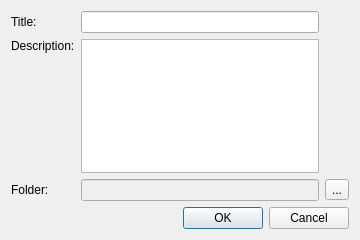
Old version of the form src/plugins/organisation/PMRWorkspacesWindow/src/pmrworkspaceswindownewworkspacedialog.ui in the repository opencor/opencor.
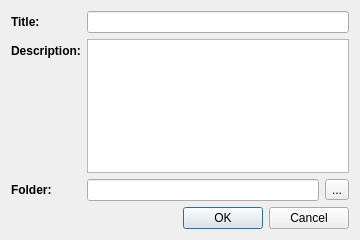
New version of the form.

Commit message: PMR Workspaces window: some work on making PR #1124 more in line with the rest of OpenCOR (#1141).

The edit to the form file:
```diff
--- a/src/plugins/organisation/PMRWorkspacesWindow/src/pmrworkspaceswindownewworkspacedialog.ui
+++ b/src/plugins/organisation/PMRWorkspacesWindow/src/pmrworkspaceswindownewworkspacedialog.ui
@@ -15,53 +15,68 @@
   </property>
   <layout class="QVBoxLayout" name="verticalLayout">
    <item>
-    <layout class="QGridLayout" name="gridLayout">
+    <layout class="QFormLayout" name="formLayout">
+     <property name="fieldGrowthPolicy">
+      <enum>QFormLayout::ExpandingFieldsGrow</enum>
+     </property>
      <item row="0" column="0">
-      <widget class="QLabel" name="label_title">
+      <widget class="QLabel" name="titleLabel">
+       <property name="font">
+        <font>
+         <weight>75</weight>
+         <bold>true</bold>
+        </font>
+       </property>
        <property name="text">
         <string>Title:</string>
        </property>
       </widget>
      </item>
      <item row="0" column="1">
-      <widget class="QLineEdit" name="title"/>
+      <widget class="QLineEdit" name="titleValue"/>
      </item>
      <item row="1" column="0">
-      <widget class="QLabel" name="label_description">
+      <widget class="QLabel" name="descriptionLabel">
+       <property name="font">
+        <font>
+         <weight>75</weight>
+         <bold>true</bold>
+        </font>
+       </property>
        <property name="text">
         <string>Description:</string>
        </property>
-       <property name="alignment">
-        <set>Qt::AlignLeading|Qt::AlignLeft|Qt::AlignTop</set>
-       </property>
       </widget>
      </item>
      <item row="1" column="1">
-      <widget class="QPlainTextEdit" name="description"/>
+      <widget class="QPlainTextEdit" name="descriptionValue"/>
      </item>
      <item row="2" column="0">
-      <widget class="QLabel" name="label_path">
+      <widget class="QLabel" name="folderLabel">
+       <property name="font">
+        <font>
+         <weight>75</weight>
+         <bold>true</bold>
+        </font>
+       </property>
        <property name="text">
         <string>Folder:</string>
        </property>
       </widget>
      </item>
      <item row="2" column="1">
-      <widget class="QLineEdit" name="path">
-       <property name="enabled">
-        <bool>false</bool>
-       </property>
-       <property name="readOnly">
-        <bool>false</bool>
-       </property>
-      </widget>
-     </item>
-     <item row="2" column="2">
-      <widget class="QToolButton" name="choosePath">
-       <property name="text">
-        <string>...</string>
-       </property>
-      </widget>
+      <layout class="QHBoxLayout" name="horizontalLayout">
+       <item>
+        <widget class="QLineEdit" name="folderValue"/>
+       </item>
+       <item>
+        <widget class="QToolButton" name="folderToolButton">
+         <property name="text">
+          <string>...</string>
+         </property>
+        </widget>
+       </item>
+      </layout>
      </item>
     </layout>
    </item>
```
The commit also changes 3 other files.
